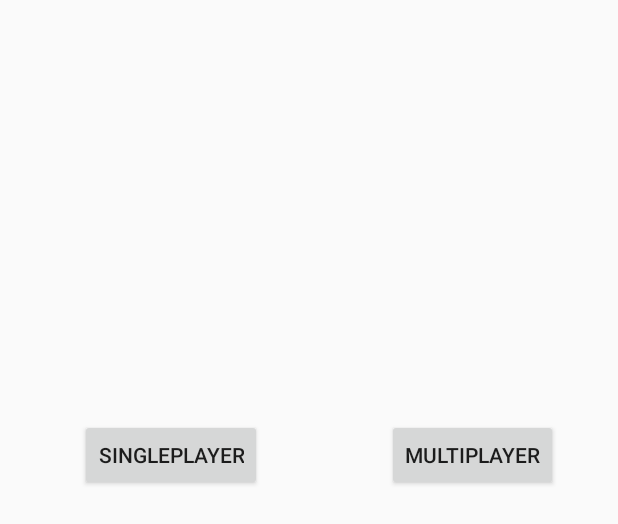
After one commit to patelk6/Galaga, an Android app: the layout activity_main_screen.xml on its own in the app's theme, with its tools: preview values and no code run, on a phone screen of 412 x 824 dp. The commit adds this screen. Shown: the top 524 px of the screen. Run offline under Robolectric (Android 15) with nearby library versions, the phone set to English and light mode, and no system bars.

Commit message:
COmmitting to work on desktop

```diff
--- a/app/src/main/java/com/messner/patel/galaga/Shootable.java
+++ b/app/src/main/java/com/messner/patel/galaga/Shootable.java
@@ -6,5 +6,4 @@ package com.messner.patel.galaga;
 
 public interface Shootable {
     public void shoot();
-    public void test();
 }
--- /dev/null
+++ b/app/src/main/res/layout/activity_main_screen.xml
@@ -0,0 +1,31 @@
+<?xml version="1.0" encoding="utf-8"?>
+<android.support.constraint.ConstraintLayout xmlns:android="http://schemas.android.com/apk/res/android"
+    xmlns:app="http://schemas.android.com/apk/res-auto"
+    xmlns:tools="http://schemas.android.com/tools"
+    android:layout_width="match_parent"
+    android:layout_height="match_parent"
+    tools:context="com.messner.patel.galaga.MainScreen">
+
+    <Button
+        android:id="@+id/btnSingle"
+        android:layout_width="wrap_content"
+        android:layout_height="wrap_content"
+        android:layout_marginLeft="53dp"
+        android:layout_marginRight="8dp"
+        android:layout_marginTop="279dp"
+        android:text="SinglePlayer"
+        app:layout_constraintHorizontal_bias="0.518"
+        app:layout_constraintLeft_toLeftOf="parent"
+        app:layout_constraintRight_toLeftOf="@+id/button2"
+        app:layout_constraintTop_toTopOf="parent" />
+
+    <Button
+        android:id="@+id/btnMulti"
+        android:layout_width="wrap_content"
+        android:layout_height="wrap_content"
+        android:layout_marginRight="40dp"
+        android:layout_marginTop="279dp"
+        android:text="MultiPlayer"
+        app:layout_constraintRight_toRightOf="parent"
+        app:layout_constraintTop_toTopOf="parent" />
+</android.support.constraint.ConstraintLayout>
```
Also changed, not shown: app/src/main/AndroidManifest.xml (+7 -3 lines), app/src/main/java/com/messner/patel/galaga/Fighter.java (added, +68 -0 lines), app/src/main/java/com/messner/patel/galaga/GameObject.java (+8 -0 lines), app/src/main/java/com/messner/patel/galaga/GameView.java (+58 -14 lines), app/src/main/java/com/messner/patel/galaga/MainActivity.java (+22 -0 lines), app/src/main/java/com/messner/patel/galaga/MainScreen.java (added, +21 -0 lines), app/src/main/java/com/messner/patel/galaga/Polygon.java (+19 -0 lines), app/src/main/java/com/messner/patel/galaga/StarField.java (+20 -0 lines), app/src/main/res/drawable/fighter.png (added).
